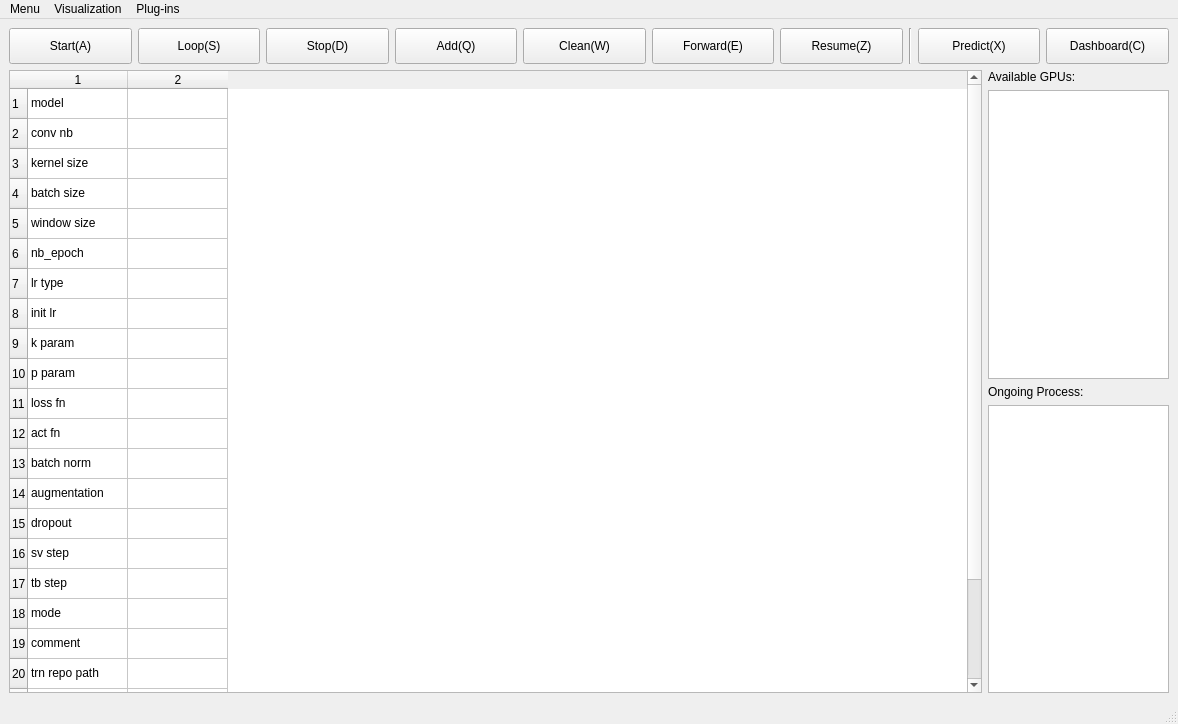
Above: _taskManager/mainwindow.ui from ZeliangSu/SegmentPy before the change. Below: the same form after it.
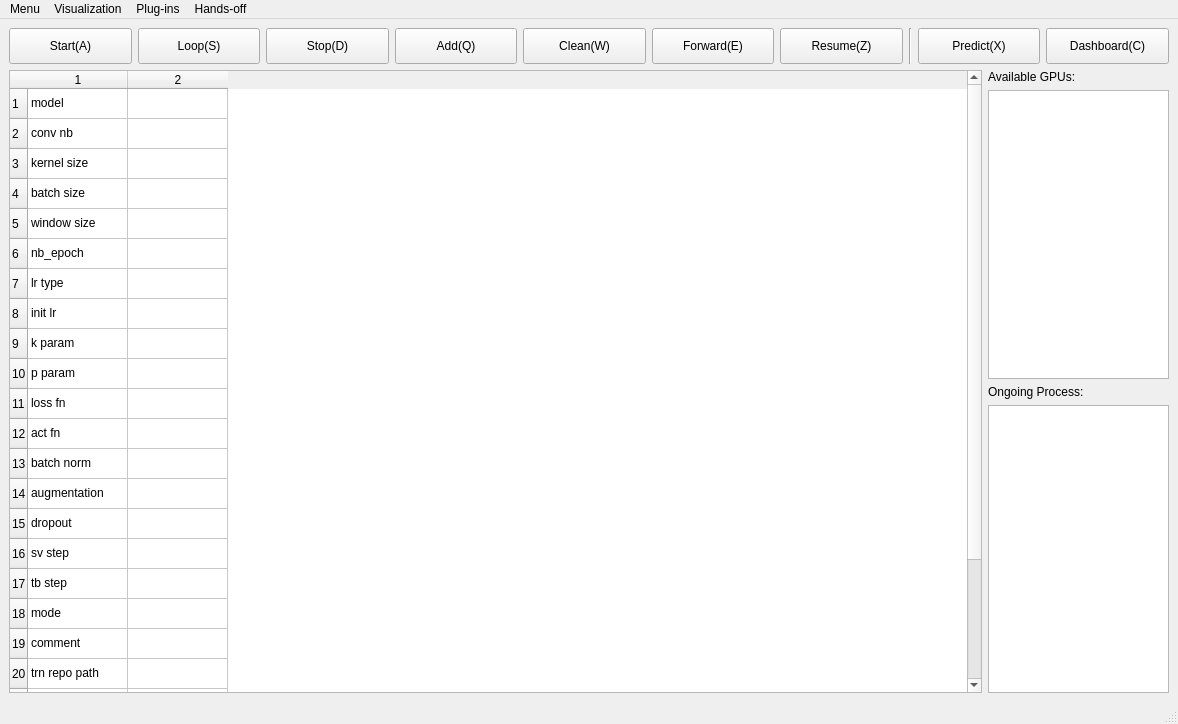
That is the form after the change. Icons and pictures are not drawn.

The edit to the form file:
```diff
--- a/_taskManager/mainwindow.ui
+++ b/_taskManager/mainwindow.ui
@@ -263,7 +263,7 @@
            <bool>false</bool>
           </property>
           <property name="rowCount">
-           <number>24</number>
+           <number>25</number>
           </property>
           <property name="columnCount">
            <number>2</number>
@@ -274,6 +274,10 @@
           <attribute name="horizontalHeaderMinimumSectionSize">
            <number>18</number>
           </attribute>
+          <attribute name="horizontalHeaderDefaultSectionSize">
+           <number>100</number>
+          </attribute>
+          <row/>
           <row/>
           <row/>
           <row/>
@@ -430,11 +434,16 @@
           </item>
           <item row="22" column="0">
            <property name="text">
-            <string>ckpt path</string>
+            <string>mdl. saved path</string>
            </property>
           </item>
           <item row="23" column="0">
            <property name="text">
+            <string>ckpt path</string>
+           </property>
+          </item>
+          <item row="24" column="0">
+           <property name="text">
             <string>nodes</string>
            </property>
           </item>
@@ -560,9 +569,17 @@
     <addaction name="AugViewer"/>
     <addaction name="GradViewer"/>
    </widget>
+   <widget class="QMenu" name="menuHands_off">
+    <property name="title">
+     <string>Hands-off</string>
+    </property>
+    <addaction name="actionGrid_Search"/>
+    <addaction name="actionGassian_Process"/>
+   </widget>
    <addaction name="menuMenu"/>
    <addaction name="menuVisualization"/>
    <addaction name="menuPlugin"/>
+   <addaction name="menuHands_off"/>
   </widget>
   <widget class="QStatusBar" name="statusbar"/>
   <action name="About_us">
```
Left out of the diff: 13 changed lines with no effect on the pictures.
